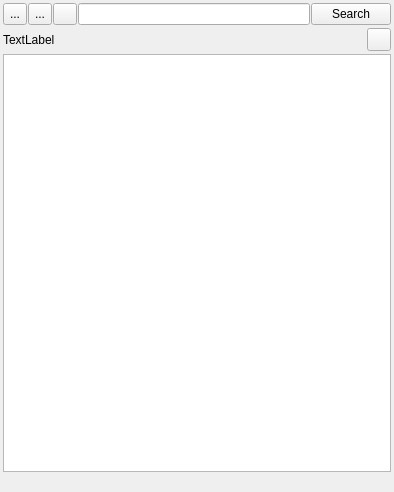
Above: mainwindow.ui from noedigcode/seriesapp before the change. Below: the same form after it.
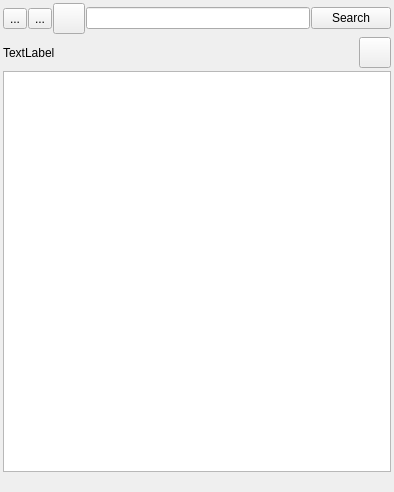
That is the form after the change. The open tabs and pages were chosen to show the change. Icons and pictures are not drawn.

Commit message: Replace icons with new ones from Icons8; Improve proxy settings and add ability to use system settings; Ensure foreground is black when list items are colorized; Use https as epguides doesn't seem to support http anymore; Bump version to 1.1.1-testing; Some misc renaming and housekeeping.

The edit to the form file:
```diff
--- a/mainwindow.ui
+++ b/mainwindow.ui
@@ -70,12 +70,22 @@
              <property name="minimumSize">
               <size>
                <width>0</width>
-               <height>22</height>
+               <height>0</height>
               </size>
              </property>
              <property name="text">
               <string>...</string>
              </property>
+             <property name="icon">
+              <iconset resource="icons.qrc">
+               <normaloff>:/icons/icons8-settings-48.png</normaloff>:/icons/icons8-settings-48.png</iconset>
+             </property>
+             <property name="iconSize">
+              <size>
+               <width>24</width>
+               <height>24</height>
+              </size>
+             </property>
             </widget>
            </item>
            <item>
@@ -83,7 +93,7 @@
              <property name="minimumSize">
               <size>
                <width>0</width>
-               <height>22</height>
+               <height>0</height>
               </size>
              </property>
              <property name="text">
@@ -91,7 +101,13 @@
              </property>
              <property name="icon">
               <iconset resource="icons.qrc">
-               <normaloff>:/back</normaloff>:/back</iconset>
+               <normaloff>:/icons/icons8-back-48.png</normaloff>:/icons/icons8-back-48.png</iconset>
+             </property>
+             <property name="iconSize">
+              <size>
+               <width>24</width>
+               <height>24</height>
+              </size>
              </property>
             </widget>
            </item>
@@ -106,7 +122,7 @@
              <property name="minimumSize">
               <size>
                <width>0</width>
-               <height>22</height>
+               <height>0</height>
               </size>
              </property>
              <property name="text">
@@ -114,7 +130,13 @@
              </property>
              <property name="icon">
               <iconset resource="icons.qrc">
-               <normaloff>:/refresh</normaloff>:/refresh</iconset>
+               <normaloff>:/icons/icons8-synchronize-48.png</normaloff>:/icons/icons8-synchronize-48.png</iconset>
+             </property>
+             <property name="iconSize">
+              <size>
+               <width>24</width>
+               <height>24</height>
+              </size>
              </property>
             </widget>
            </item>
@@ -128,7 +150,13 @@
              </property>
              <property name="icon">
               <iconset resource="icons.qrc">
-               <normaloff>:/search</normaloff>:/search</iconset>
+               <normaloff>:/icons/icons8-search-48.png</normaloff>:/icons/icons8-search-48.png</iconset>
+             </property>
+             <property name="iconSize">
+              <size>
+               <width>24</width>
+               <height>24</height>
+              </size>
              </property>
             </widget>
            </item>
@@ -162,7 +190,13 @@
              </property>
              <property name="icon">
               <iconset resource="icons.qrc">
-               <normaloff>:/star_dim</normaloff>:/star_dim</iconset>
+               <normaloff>:/icons/icons8-star-filled-dark-48.png</normaloff>:/icons/icons8-star-filled-dark-48.png</iconset>
+             </property>
+             <property name="iconSize">
+              <size>
+               <width>24</width>
+               <height>24</height>
+              </size>
              </property>
             </widget>
            </item>
```
Left out of the diff: 33 changed lines with no effect on the pictures. The commit also changes 31 other files.
